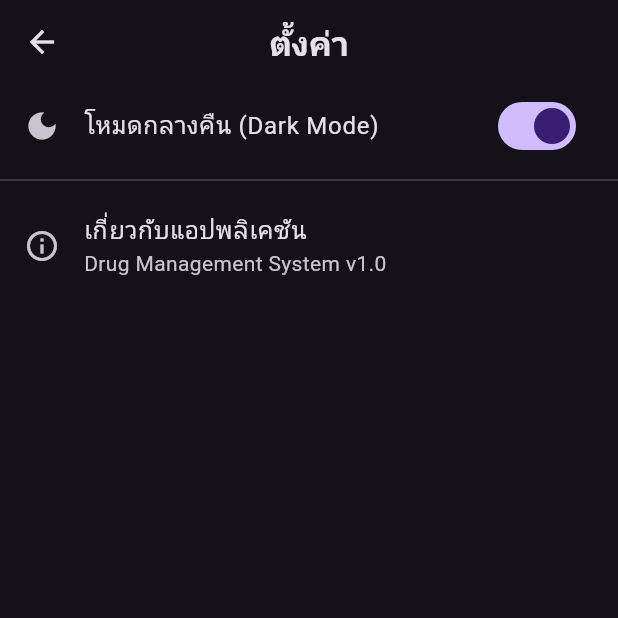
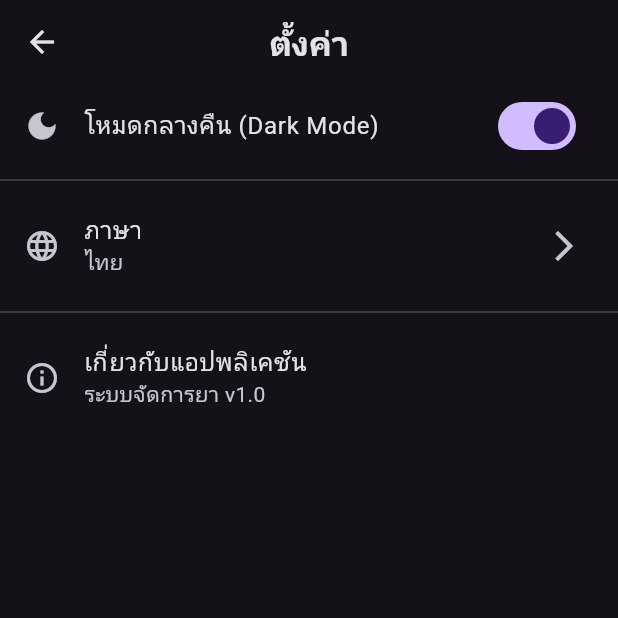
Before and after one commit to SittikornPratomwan/DrugApp-Flutter, a Flutter app: the SittingPage screen opened directly, after a tap on "โหมดกลางคืน (Dark Mode)", on a phone screen of 412 x 824 dp, the top half of it. Run offline on Flutter 3.47's test engine with Material 3 defaults, Android fonts, the phone set to English and light mode, and no system bars.

Commit message:
translate

```diff
--- /dev/null
+++ b/flutter_application_1/lib/---Menu---/setting.dart
@@ -0,0 +1,96 @@
+import 'package:flutter/material.dart';
+import '../../main.dart';
+import '../---Translate---/locale_manager.dart';
+import '../---Translate---/vocabulary.dart';
+
+class SittingPage extends StatefulWidget {
+  const SittingPage({super.key});
+
+  @override
+  State<SittingPage> createState() => _SittingPageState();
+}
+
+class _SittingPageState extends State<SittingPage> {
+  bool get isDarkMode => themeModeNotifier.value == ThemeMode.dark;
+  String get currentLanguage => localeManager.currentLocale.languageCode;
+
+  @override
+  Widget build(BuildContext context) {
+    return Scaffold(
+      appBar: AppBar(
+        title: Text(
+          AppLocalizations.get('settings', currentLanguage),
+          style: const TextStyle(fontWeight: FontWeight.bold),
+        ),
+        centerTitle: true,
+      ),
+      body: ListView(
+        children: [
+          SwitchListTile(
+            title: Text(AppLocalizations.get('dark_mode', currentLanguage)),
+            secondary: const Icon(Icons.dark_mode),
+            value: isDarkMode,
+            onChanged: (val) {
+              themeModeNotifier.value = val ? ThemeMode.dark : ThemeMode.light;
+              setState(() {});
+            },
+          ),
+          const Divider(),
+          ListTile(
+            leading: const Icon(Icons.language),
+            title: Text(AppLocalizations.get('language', currentLanguage)),
+            subtitle: Text(currentLanguage == 'th'
+              ? AppLocalizations.get('thai', currentLanguage)
+              : AppLocalizations.get('english', currentLanguage)),
+            trailing: const Icon(Icons.arrow_forward_ios),
+            onTap: () {
+              _showLanguageDialog(context);
+            },
+          ),
+          const Divider(),
+          ListTile(
+            leading: const Icon(Icons.info_outline),
+            title: Text(AppLocalizations.get('about_app', currentLanguage)),
+            subtitle: Text(AppLocalizations.get('drug_management_system', currentLanguage)),
+          ),
+        ],
+      ),
+    );
+  }
+
+  void _showLanguageDialog(BuildContext context) {
+    showDialog(
+      context: context,
+      builder: (BuildContext context) {
+        return AlertDialog(
+          title: Text(AppLocalizations.get('language', currentLanguage)),
+          content: Column(
+            mainAxisSize: MainAxisSize.min,
+            children: [
+              ListTile(
+                leading: const Icon(Icons.flag),
+                title: Text(AppLocalizations.get('thai', currentLanguage)),
+                trailing: currentLanguage == 'th' ? const Icon(Icons.check) : null,
+                onTap: () {
+                  localeManager.setLocale(const Locale('th', 'TH'));
+                  Navigator.of(context).pop();
+                  setState(() {});
+                },
+              ),
+              ListTile(
+                leading: const Icon(Icons.flag_outlined),
+                title: Text(AppLocalizations.get('english', currentLanguage)),
+                trailing: currentLanguage == 'en' ? const Icon(Icons.check) : null,
+                onTap: () {
+                  localeManager.setLocale(const Locale('en', 'US'));
+                  Navigator.of(context).pop();
+                  setState(() {});
+                },
+              ),
+            ],
+          ),
+        );
+      },
+    );
+  }
+}
--- a/flutter_application_1/lib/---Menu---/sitting.dart
+++ /dev/null
@@ -1,42 +0,0 @@
-import 'package:flutter/material.dart';
-import '../../main.dart';
-
-class SittingPage extends StatefulWidget {
-  const SittingPage({super.key});
-
-  @override
-  State<SittingPage> createState() => _SittingPageState();
-}
-
-class _SittingPageState extends State<SittingPage> {
-  bool get isDarkMode => themeModeNotifier.value == ThemeMode.dark;
-
-  @override
-  Widget build(BuildContext context) {
-    return Scaffold(
-      appBar: AppBar(
-        title: const Text('ตั้งค่า', style: TextStyle(fontWeight: FontWeight.bold)),
-        centerTitle: true,
-      ),
-      body: ListView(
-        children: [
-          SwitchListTile(
-            title: const Text('โหมดกลางคืน (Dark Mode)'),
-            secondary: const Icon(Icons.dark_mode),
-            value: isDarkMode,
-            onChanged: (val) {
-              themeModeNotifier.value = val ? ThemeMode.dark : ThemeMode.light;
-              setState(() {});
-            },
-          ),
-          const Divider(),
-          const ListTile(
-            leading: Icon(Icons.info_outline),
-            title: Text('เกี่ยวกับแอปพลิเคชัน'),
-            subtitle: Text('Drug Management System v1.0'),
-          ),
-        ],
-      ),
-    );
-  }
-}
--- /dev/null
+++ b/flutter_application_1/lib/---Translate---/vocabulary.dart
@@ -0,0 +1,78 @@
+class AppLocalizations {
+  static const Map<String, Map<String, String>> _localizedValues = {
+    'th': {
+      'settings': 'ตั้งค่า',
+      'dark_mode': 'โหมดกลางคืน (Dark Mode)',
+      'language': 'ภาษา',
+      'thai': 'ไทย',
+      'english': 'อังกฤษ',
+      'about_app': 'เกี่ยวกับแอปพลิเคชัน',
+      'drug_management_system': 'ระบบจัดการยา v1.0',
+      'login': 'เข้าสู่ระบบ',
+      'username': 'ชื่อผู้ใช้',
+      'password': 'รหัสผ่าน',
+      'home': 'หน้าหลัก',
+      'add_drug': 'เพิ่มยา',
+      'logout': 'ออกจากระบบ',
+      'location': 'สถานที่',
+      'lam_luk_ka': 'ลำลูกกา',
+      'ban_bueng': 'บ้านบึง',
+      'head_office': 'สำนักงานใหญ่',
+      'please_select_location': 'กรุณาเลือกสถานที่',
+      'please_enter': 'กรุณากรอก',
+      'login_success': 'เข้าสู่ระบบสำเร็จ',
+      'login_failed': 'เข้าสู่ระบบไม่สำเร็จ',
+      'invalid_credentials': 'ชื่อผู้ใช้หรือรหัสผ่านไม่ถูกต้อง',
+      'network_error': 'เชื่อมต่อเซิร์ฟเวอร์ไม่ได้',
+      'error_occurred': 'เกิดข้อผิดพลาด',
+      'menu': 'เมนู',
+      'drawer_title': 'เมนู',
+      'search': 'ค้นหา',
+      'no_drugs_found': 'ไม่พบข้อมูลยา',
+      'inventory': 'คลังยา',
+      'reports': 'รายงาน',
+      'help': 'ช่วยเหลือ',
+    },
+    'en': {
+      'settings': 'Settings',
+      'dark_mode': 'Dark Mode',
+      'language': 'Language',
+      'thai': 'Thai',
+      'english': 'English',
+      'about_app': 'About Application',
+      'drug_management_system': 'Drug Management System v1.0',
+      'login': 'Login',
+      'username': 'Username',
+      'password': 'Password',
+      'home': 'Home',
+      'add_drug': 'Add Drug',
+      'logout': 'Logout',
+      'location': 'Location',
+      'lam_luk_ka': 'Lam Luk Ka',
+      'ban_bueng': 'Ban Bueng',
+      'head_office': 'Head Office',
+      'please_select_location': 'Please select location',
+      'please_enter': 'Please enter',
+      'login_success': 'Login successful',
+      'login_failed': 'Login failed',
+      'invalid_credentials': 'Invalid username or password',
+      'network_error': 'Unable to connect to server',
+      'error_occurred': 'An error occurred',
+      'menu': 'Menu',
+      'drawer_title': 'Menu',
+      'search': 'Search',
+      'no_drugs_found': 'No drugs found',
+      'inventory': 'Inventory',
+      'reports': 'Reports',
+      'help': 'Help',
+    },
+  };
+
+  static String translate(String key, String languageCode) {
+    return _localizedValues[languageCode]?[key] ?? key;
+  }
+
+  static String get(String key, String languageCode) {
+    return translate(key, languageCode);
+  }
+}
--- a/flutter_application_1/lib/main.dart
+++ b/flutter_application_1/lib/main.dart
@@ -1,6 +1,8 @@
 
 import 'package:flutter/material.dart';
+import 'package:flutter_localizations/flutter_localizations.dart';
 import 'authen.dart';
+import '---Translate---/locale_manager.dart';
 
 
 final themeModeNotifier = ValueNotifier<ThemeMode>(ThemeMode.light);
@@ -17,8 +19,21 @@ class MyApp extends StatelessWidget {
     return ValueListenableBuilder<ThemeMode>(
       valueListenable: themeModeNotifier,
       builder: (context, mode, _) {
+        return ValueListenableBuilder<Locale>(
+          valueListenable: localeManager.localeNotifier,
+          builder: (context, locale, _) {
             return MaterialApp(
               debugShowCheckedModeBanner: false,
+              locale: locale,
+              localizationsDelegates: const [
+                GlobalMaterialLocalizations.delegate,
+                GlobalWidgetsLocalizations.delegate,
+                GlobalCupertinoLocalizations.delegate,
+              ],
+              supportedLocales: const [
+                Locale('th', 'TH'),
+                Locale('en', 'US'),
+              ],
               theme: ThemeData(
                 primarySwatch: Colors.blue,
                 brightness: Brightness.light,
@@ -32,5 +47,7 @@ class MyApp extends StatelessWidget {
             );
           },
         );
+      },
+    );
   }
 }
--- a/flutter_application_1/pubspec.yaml
+++ b/flutter_application_1/pubspec.yaml
@@ -30,6 +30,9 @@ environment:
 dependencies:
   flutter:
     sdk: flutter
+  flutter_localizations:
+    sdk: flutter
+  intl: any
 
   # The following adds the Cupertino Icons font to your application.
   # Use with the CupertinoIcons class for iOS style icons.
```
Also changed, not shown: flutter_application_1/lib/---Menu---/drawerpage.dart (+26 -17 lines), flutter_application_1/lib/---Translate---/locale_manager.dart (added, +28 -0 lines), flutter_application_1/lib/authen.dart (+34 -18 lines), flutter_application_1/pubspec.lock. Lines whose indentation alone changed are shown as unchanged.
